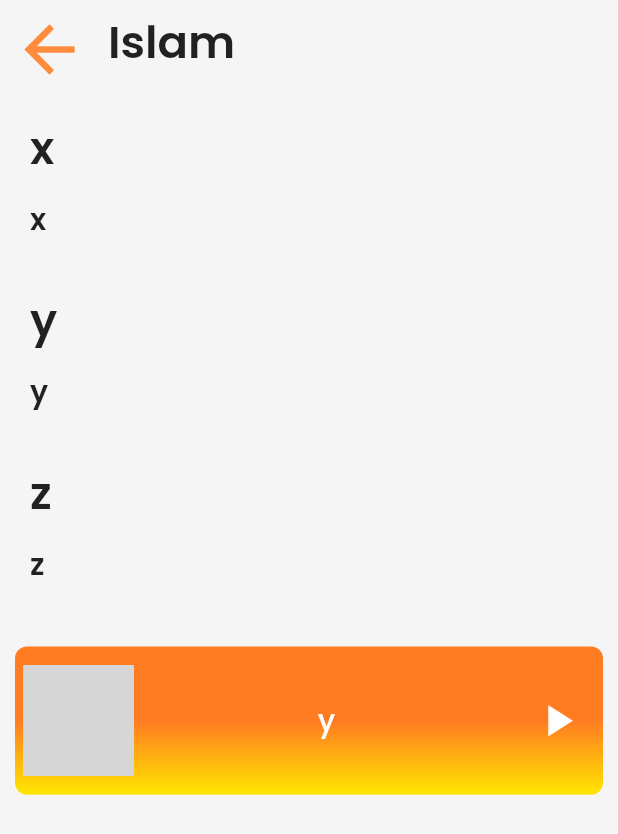
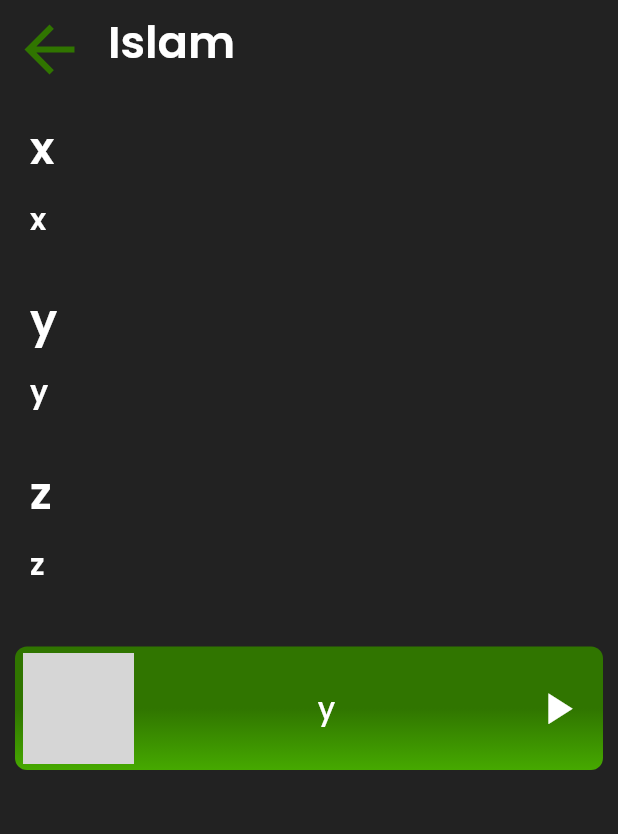
Before and after one commit to sushaanpatel/dd_eportfolio, a Flutter app: the screen it shows after launch, after a tap on "Islam", on a phone screen of 412 x 824 dp. Shown: the top 834 px of the screen. Run offline on Flutter 3.47's test engine with Material 2 defaults, Android fonts, the phone set to English and light mode, and no system bars; our stand-ins replace audioplayers, google_fonts, modal_bottom_sheet; missing offline and left inert: dart:ffi; network calls fail; grey boxes are pictures that could not be loaded.

Commit message:
app done, only infomation update is left

```diff
--- a/lib/main.dart
+++ b/lib/main.dart
@@ -1,8 +1,13 @@
 import 'package:dd_eportfolio/screens/home.dart';
 import 'package:flutter/material.dart';
+import 'package:flutter/services.dart';
 import 'package:provider/provider.dart';
 
 void main() {
+  SystemChrome.setSystemUIOverlayStyle(const SystemUiOverlayStyle(
+    systemNavigationBarColor: Colors.white,
+    statusBarColor: Color(0xff424242),
+  ));
   runApp(Main());
 }
 
@@ -40,7 +45,7 @@ class ThemeC {
 }
 
 class ThemeP extends ChangeNotifier {
-  ThemeMode themeMode = ThemeMode.light;
+  ThemeMode themeMode = ThemeMode.dark;
   bool get isDarkMode => themeMode == ThemeMode.dark;
   void toggleTheme(bool isDark) {
     themeMode = isDark ? ThemeMode.dark : ThemeMode.light;
--- a/lib/screens/culture_page.dart
+++ b/lib/screens/culture_page.dart
@@ -3,6 +3,13 @@ import 'package:google_fonts/google_fonts.dart';
 import 'package:dd_eportfolio/models/model.dart';
 import 'package:dd_eportfolio/models/player.dart';
 import 'package:modal_bottom_sheet/modal_bottom_sheet.dart';
+
+List<List<Color>> scolors = const [
+  [Color(0xffffe600), Color(0xffff7c22)],
+  [Color(0xff46a900), Color(0xff307500)],
+  [Color(0xffffd700), Color(0xffcdad00)],
+  [Color(0xff619edc), Color(0xff2c78c4)],
+];
 
 class CulturePage extends StatelessWidget {
   final int id;
@@ -13,7 +20,7 @@ class CulturePage extends StatelessWidget {
     return Scaffold(
         appBar: AppBar(
           shadowColor: Colors.transparent,
-          iconTheme: const IconThemeData(color: Color(0xffff8b3c), size: 50),
+          iconTheme: IconThemeData(color: scolors[id][1], size: 50),
           backgroundColor: Theme.of(context).scaffoldBackgroundColor,
           title: Text(
             r.name,
@@ -24,6 +31,14 @@ class CulturePage extends StatelessWidget {
             ),
           ),
         ),
+        // bottomNavigationBar: SongWidget(
+        //     name: 'Dark Side of the Moon',
+        //     image:
+        //         'https://i1.sndcdn.com/artworks-hRsOQyJbIXRo2c9R-V3JH1Q-t500x500.jpg',
+        //     url:
+        //         'https://drive.google.com/uc?export=mp3&id=1dPyyf-mRoeMYMoafKLuXZo0b91dKvgd_',
+        //     description: 'hhjhsdjfsjjsfdhjhjhdfhdjffdhjhjhjfdffjhjh',
+        //     bar: true),
         body: SafeArea(
             child: SingleChildScrollView(
           child: Column(
@@ -35,10 +50,12 @@ class CulturePage extends StatelessWidget {
                   )),
               const SizedBox(height: 20),
               ...r.songs.map((e) => SongWidget(
+                    id: id,
                     name: e.title,
                     image: e.image,
                     description: e.description,
                     url: e.url,
+                    bar: false,
                   )),
             ],
           ),
@@ -81,18 +98,36 @@ class InfoWidget extends StatelessWidget {
 }
 
 class SongWidget extends StatelessWidget {
+  final int id;
   final String name;
   final String image;
   final String description;
   final String url;
-  SongWidget({
-    required this.name,
-    required this.image,
-    required this.description,
-    required this.url,
-  });
+  final bool bar;
+  SongWidget(
+      {required this.id,
+      required this.name,
+      required this.image,
+      required this.description,
+      required this.url,
+      required this.bar});
   @override
   Widget build(BuildContext context) {
+    double wheight;
+    double iheight;
+    double fsize;
+    double isize;
+    if (bar) {
+      wheight = 0.08;
+      iheight = 0.12;
+      fsize = 16;
+      isize = 25;
+    } else {
+      wheight = 0.1;
+      iheight = 0.18;
+      fsize = 20;
+      isize = 35;
+    }
     return BottomModalWidget(
         name: name,
         image: image,
@@ -101,14 +136,11 @@ class SongWidget extends StatelessWidget {
         child: Padding(
             padding: const EdgeInsets.all(10),
             child: Container(
-                height: MediaQuery.of(context).size.height * 0.12,
-                decoration: const BoxDecoration(
+                height: MediaQuery.of(context).size.height * wheight,
+                decoration: BoxDecoration(
                     borderRadius: BorderRadius.all(Radius.circular(8)),
-                    gradient:
-                        LinearGradient(begin: Alignment.bottomRight, colors: [
-                      Color(0xffffe600),
-                      Color(0xffff7c22),
-                    ])),
+                    gradient: LinearGradient(
+                        begin: Alignment.bottomRight, colors: scolors[id])),
                 child: Row(
                     mainAxisAlignment: MainAxisAlignment.spaceBetween,
                     children: [
@@ -119,13 +151,14 @@ class SongWidget extends StatelessWidget {
                               child: FadeInImage.assetNetwork(
                                 placeholder: 'assets/icons/placeholder.gif',
                                 image: image,
-                                width: MediaQuery.of(context).size.width * 0.18,
+                                width:
+                                    MediaQuery.of(context).size.width * iheight,
                               ))),
                       Text(name,
                           overflow: TextOverflow.ellipsis,
                           maxLines: 1,
                           style: GoogleFonts.poppins(
-                              fontSize: 20,
+                              fontSize: fsize,
                               fontWeight: FontWeight.w500,
                               color: Colors.white)),
                       Padding(
@@ -142,7 +175,7 @@ class SongWidget extends StatelessWidget {
                                 splashRadius: 4.0,
                                 splashColor: Colors.white,
                                 icon: const Icon(Icons.play_arrow),
-                                iconSize: 35,
+                                iconSize: isize,
                                 color: Colors.white,
                               )))
                     ]))));
--- a/lib/screens/home.dart
+++ b/lib/screens/home.dart
@@ -28,8 +28,8 @@ class HomePage extends StatelessWidget {
               centerTitle: true,
               shadowColor: Colors.transparent,
               backgroundColor: Theme.of(context).scaffoldBackgroundColor,
-              systemOverlayStyle: const SystemUiOverlayStyle(
-                  statusBarColor: Colors.transparent),
+              // systemOverlayStyle:
+              //     const SystemUiOverlayStyle(statusBarColor: Colors.grey),
             ),
             body: HomeWidget()));
   }
@@ -39,21 +39,12 @@ class HomeWidget extends StatelessWidget {
   @override
   Widget build(BuildContext context) {
     return Column(
-      mainAxisSize: MainAxisSize.max,
-      children: [
-        Row(
-          mainAxisSize: MainAxisSize.max,
+      mainAxisSize: MainAxisSize.min,
       children: [
         HomeCard("Hinduism", "assets/icons/hinduism.jpg", 0),
-            HomeCard("Islam", "assets/icons/islam.jpg", 1),
-          ],
-        ),
-        Row(
-          children: [
+        HomeCard("Islam", "assets/icons/islam.png", 1),
         HomeCard("Judaism", "assets/icons/judaism.jpg", 3),
         HomeCard("Christianity", "assets/icons/christianity.jpg", 2)
-          ],
-        )
       ],
     );
   }
@@ -77,18 +68,23 @@ class HomeCard extends StatelessWidget {
                         borderRadius: BorderRadius.circular(10)),
                     elevation: 2,
                     child: Container(
-                      height: MediaQuery.of(context).size.height * 0.43,
                         decoration: BoxDecoration(
                             borderRadius: BorderRadius.circular(10),
                             image: DecorationImage(
                                 image: AssetImage(_image), fit: BoxFit.cover)),
+                        child: Container(
+                          decoration: BoxDecoration(
+                            color: Colors.black.withOpacity(0.3),
+                            borderRadius: BorderRadius.circular(10),
+                          ),
                           child: Center(
                               child: Text(_text,
                                   style: GoogleFonts.poppins(
                                     fontSize: 20,
+                                    color: Colors.white,
                                     fontWeight: FontWeight.bold,
                                   ))),
-                    )))));
+                        ))))));
   }
 }
 
```
Also changed, not shown: assets/icons/christianity.jpg, assets/icons/hinduism.jpg, assets/icons/islam.jpg (deleted), assets/icons/islam.png (added), assets/icons/judaism.jpg. Lines whose indentation alone changed are shown as unchanged.
